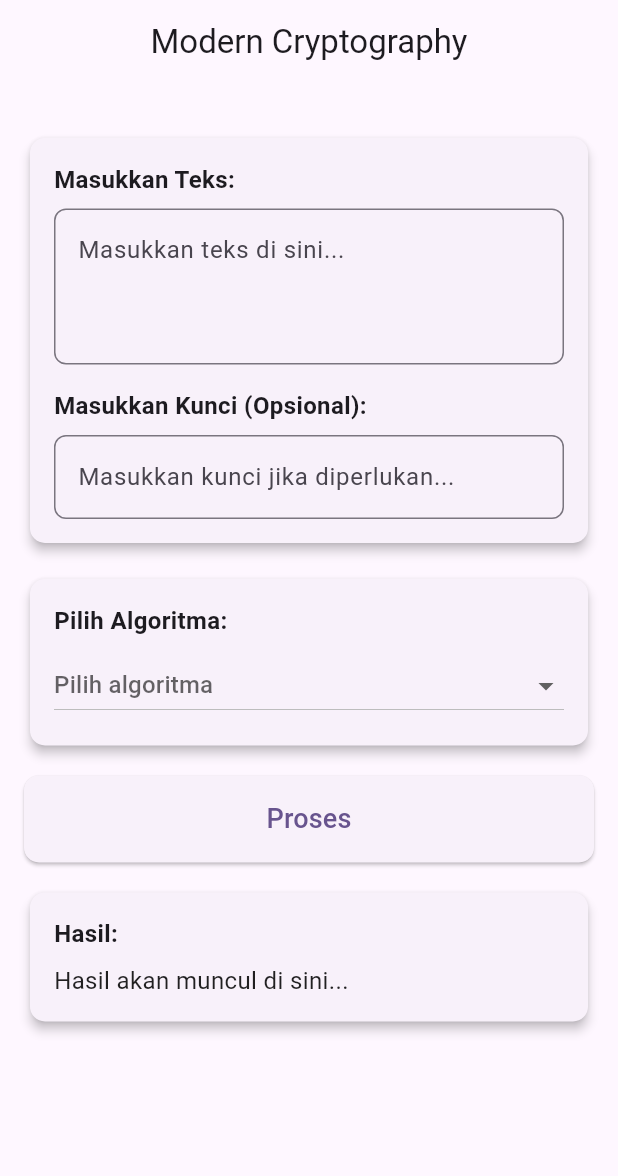
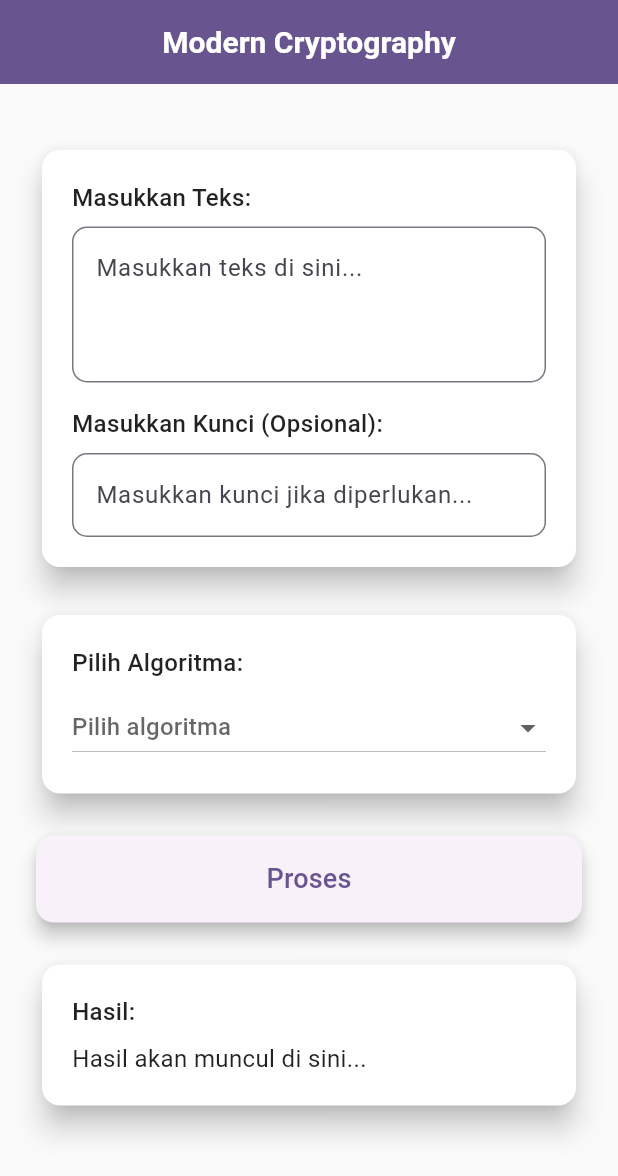
Before and after one commit to IlhamGhaza/LockFlare, a Flutter app: the screen it shows after launch, on a phone screen of 412 x 824 dp. Shown: the top 1176 px of the screen. Run offline on Flutter 3.47's test engine with Material 3 defaults, Android fonts, the phone set to English and light mode, and no system bars.

Commit message:
feat: Update theme and UI components

```diff
--- a/lib/main.dart
+++ b/lib/main.dart
@@ -14,25 +14,23 @@ class MyApp extends StatelessWidget {
   Widget build(BuildContext context) {
     return MaterialApp(
       title: 'Flutter SKTI',
-      theme: ThemeData(
-        // This is the theme of your application.
-        //
-        // TRY THIS: Try running your application with "flutter run". You'll see
-        // the application has a purple toolbar. Then, without quitting the app,
-        // try changing the seedColor in the colorScheme below to Colors.green
-        // and then invoke "hot reload" (save your changes or press the "hot
-        // reload" button in a Flutter-supported IDE, or press "r" if you used
-        // the command line to start the app).
-        //
-        // Notice that the counter didn't reset back to zero; the application
-        // state is not lost during the reload. To reset the state, use hot
-        // restart instead.
-        //
-        // This works for code too, not just values: Most code changes can be
-        // tested with just a hot reload.
+       theme: ThemeData(
+        // Menggunakan Material 3 dengan theme warna biru dan ungu
         primarySwatch: Colors.blue,
         colorScheme: ColorScheme.fromSeed(seedColor: Colors.deepPurple),
         useMaterial3: true,
+        textTheme: TextTheme(
+          bodyLarge: TextStyle(color: Colors.black87),
+          bodyMedium: TextStyle(color: Colors.black54),
+          titleLarge: TextStyle(
+            fontWeight: FontWeight.bold,
+            fontSize: 20,
+            color: Colors.black87,
+          ),
+        ),
+        // Menyesuaikan warna background dan card
+        cardColor: Colors.white,
+        scaffoldBackgroundColor: Colors.grey[50],
       ),
       home: const HomePage(),
     );
--- a/lib/presentation/home_page.dart
+++ b/lib/presentation/home_page.dart
@@ -78,12 +78,6 @@ class _HomePageState extends State<HomePage> {
         case 'Hill Cipher (3x3)':
           final hillCipher = HillCipher3(keyInput);
           result = hillCipher.encrypt(input);
-          // final algorithm = HillCipher3([
-          //   [2, 4, 5],
-          //   [9, 2, 1],
-          //   [3, 17, 7],
-          // ]);
-
           _outputText = hillCipher.encrypt(input);
           break;
         case 'Substitusi + Compaction':
@@ -108,13 +102,18 @@ class _HomePageState extends State<HomePage> {
   Widget build(BuildContext context) {
     return Scaffold(
       appBar: AppBar(
-        title: Text('Modern Cryptography'),
+        title: Text(
+          'Modern Cryptography',
+          style: TextStyle(color: Colors.white),
+        ),
         centerTitle: true,
         elevation: 0,
+        backgroundColor:
+            Theme.of(context).colorScheme.primary, // Sesuai dengan tema
       ),
       body: SingleChildScrollView(
         child: Padding(
-          padding: const EdgeInsets.all(16.0),
+          padding: const EdgeInsets.all(24.0),
           child: Column(
             crossAxisAlignment: CrossAxisAlignment.stretch,
             children: [
@@ -122,12 +121,13 @@ class _HomePageState extends State<HomePage> {
 
               // Input Section
               Card(
-                elevation: 3,
+                elevation: 8,
                 shape: RoundedRectangleBorder(
-                  borderRadius: BorderRadius.circular(10),
+                  borderRadius: BorderRadius.circular(12),
                 ),
+                color: Theme.of(context).cardColor, // Sesuai dengan warna tema
                 child: Padding(
-                  padding: const EdgeInsets.all(16.0),
+                  padding: const EdgeInsets.all(20.0),
                   child: Column(
                     crossAxisAlignment: CrossAxisAlignment.stretch,
                     children: [
@@ -135,8 +135,12 @@ class _HomePageState extends State<HomePage> {
                       Text(
                         "Masukkan Teks:",
                         style: TextStyle(
-                          fontWeight: FontWeight.bold,
+                          fontWeight: FontWeight.w500,
                           fontSize: 16,
+                          color: Theme.of(context)
+                              .textTheme
+                              .bodyLarge!
+                              .color, // Sesuai dengan tema
                         ),
                       ),
                       SizedBox(height: 8),
@@ -146,7 +150,9 @@ class _HomePageState extends State<HomePage> {
                         decoration: InputDecoration(
                           hintText: "Masukkan teks di sini...",
                           border: OutlineInputBorder(
-                            borderRadius: BorderRadius.circular(8),
+                            borderRadius: BorderRadius.circular(10),
+                            borderSide: BorderSide(
+                                color: Theme.of(context).primaryColor),
                           ),
                         ),
                       ),
@@ -156,8 +162,9 @@ class _HomePageState extends State<HomePage> {
                       Text(
                         "Masukkan Kunci (Opsional):",
                         style: TextStyle(
-                          fontWeight: FontWeight.bold,
+                          fontWeight: FontWeight.w500,
                           fontSize: 16,
+                          color: Theme.of(context).textTheme.bodyLarge!.color,
                         ),
                       ),
                       SizedBox(height: 8),
@@ -166,7 +173,9 @@ class _HomePageState extends State<HomePage> {
                         decoration: InputDecoration(
                           hintText: "Masukkan kunci jika diperlukan...",
                           border: OutlineInputBorder(
-                            borderRadius: BorderRadius.circular(8),
+                            borderRadius: BorderRadius.circular(10),
+                            borderSide: BorderSide(
+                                color: Theme.of(context).primaryColor),
                           ),
                         ),
                       ),
@@ -174,24 +183,26 @@ class _HomePageState extends State<HomePage> {
                   ),
                 ),
               ),
-              SizedBox(height: 16),
+              SizedBox(height: 24),
 
               // Dropdown Section
               Card(
-                elevation: 3,
+                elevation: 8,
                 shape: RoundedRectangleBorder(
-                  borderRadius: BorderRadius.circular(10),
+                  borderRadius: BorderRadius.circular(12),
                 ),
+                color: Theme.of(context).cardColor,
                 child: Padding(
-                  padding: const EdgeInsets.all(16.0),
+                  padding: const EdgeInsets.all(20.0),
                   child: Column(
                     crossAxisAlignment: CrossAxisAlignment.stretch,
                     children: [
                       Text(
                         "Pilih Algoritma:",
                         style: TextStyle(
-                          fontWeight: FontWeight.bold,
+                          fontWeight: FontWeight.w500,
                           fontSize: 16,
+                          color: Theme.of(context).textTheme.bodyLarge!.color,
                         ),
                       ),
                       SizedBox(height: 8),
@@ -222,7 +233,7 @@ class _HomePageState extends State<HomePage> {
                   ),
                 ),
               ),
-              SizedBox(height: 16),
+              SizedBox(height: 24),
 
               // Process Button
               ElevatedButton(
@@ -230,8 +241,11 @@ class _HomePageState extends State<HomePage> {
                 style: ElevatedButton.styleFrom(
                   padding: EdgeInsets.symmetric(vertical: 16),
                   shape: RoundedRectangleBorder(
-                    borderRadius: BorderRadius.circular(10),
+                    borderRadius: BorderRadius.circular(12),
                   ),
+                  iconColor:
+                      Theme.of(context).primaryColor, // Sesuai dengan tema
+                  elevation: 5,
                 ),
                 child: _isProcessing
                     ? CircularProgressIndicator(color: Colors.white)
@@ -240,24 +254,26 @@ class _HomePageState extends State<HomePage> {
                         style: TextStyle(fontSize: 18),
                       ),
               ),
-              SizedBox(height: 16),
+              SizedBox(height: 24),
 
               // Output Section
               Card(
-                elevation: 3,
+                elevation: 8,
                 shape: RoundedRectangleBorder(
-                  borderRadius: BorderRadius.circular(10),
+                  borderRadius: BorderRadius.circular(12),
                 ),
+                color: Theme.of(context).cardColor,
                 child: Padding(
-                  padding: const EdgeInsets.all(16.0),
+                  padding: const EdgeInsets.all(20.0),
                   child: Column(
                     crossAxisAlignment: CrossAxisAlignment.stretch,
                     children: [
                       Text(
                         "Hasil:",
                         style: TextStyle(
-                          fontWeight: FontWeight.bold,
+                          fontWeight: FontWeight.w500,
                           fontSize: 16,
+                          color: Theme.of(context).textTheme.bodyLarge!.color,
                         ),
                       ),
                       SizedBox(height: 8),
@@ -267,7 +283,7 @@ class _HomePageState extends State<HomePage> {
                             : _outputText,
                         style: TextStyle(
                           fontSize: 16,
-                          color: Colors.black87,
+                          color: Theme.of(context).textTheme.bodyLarge!.color,
                         ),
                       ),
                     ],
```
